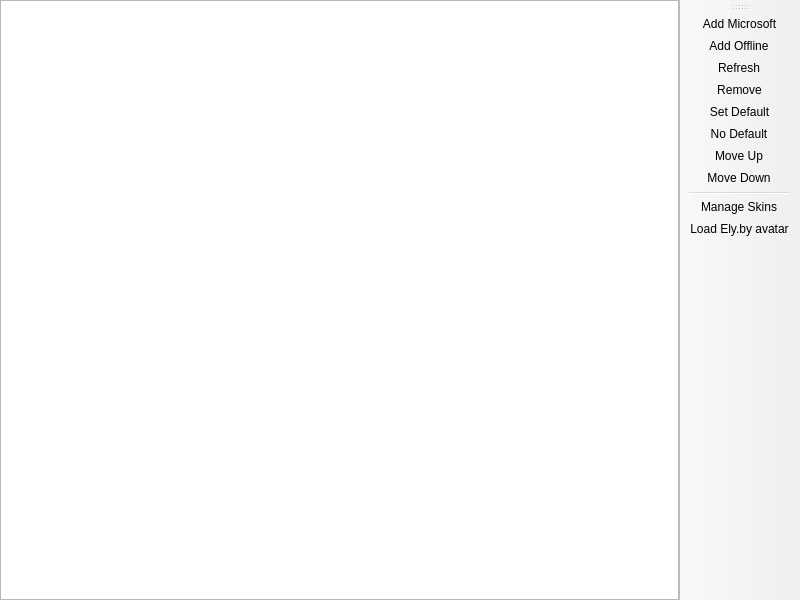
First picture: the form in launcher/ui/pages/global/AccountListPage.ui, repository bincews/svin-launcher, before the edit.
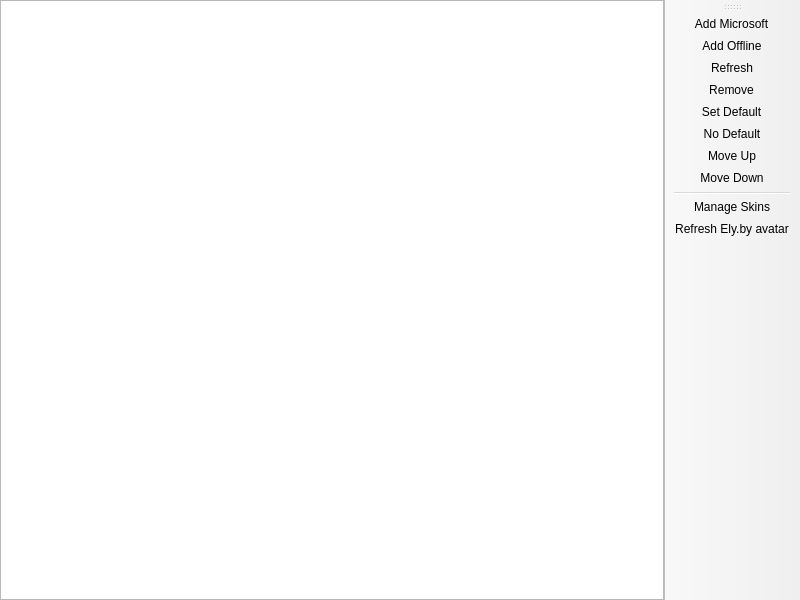
Second picture: the form after the edit. Custom widgets are drawn as their Qt base class.

Commit message: Refresh Ely.by avatars for local profiles

What changed in the file:
```diff
--- a/launcher/ui/pages/global/AccountListPage.ui
+++ b/launcher/ui/pages/global/AccountListPage.ui
@@ -87,7 +87,7 @@
   </action>
   <action name="actionElySkin">
    <property name="text">
-    <string>Load Ely.by avatar</string>
+    <string>Refresh Ely.by avatar</string>
    </property>
    <property name="toolTip">
     <string>Load the launcher avatar by nickname.</string>
```
The commit also changes 12 other files.
